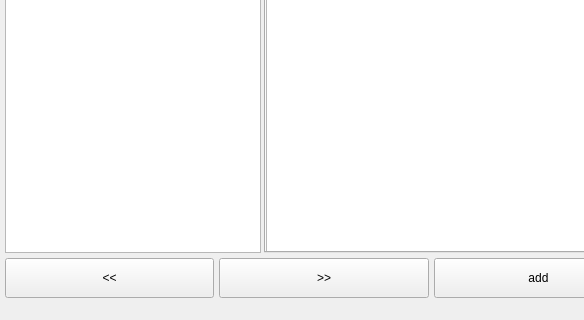
First picture: the form in mainwindow.ui, repository artemsmolyak/books, before the edit; both pictures show x 0 to 584 and y 335 to 655 of the 1077 by 655 pixel window.
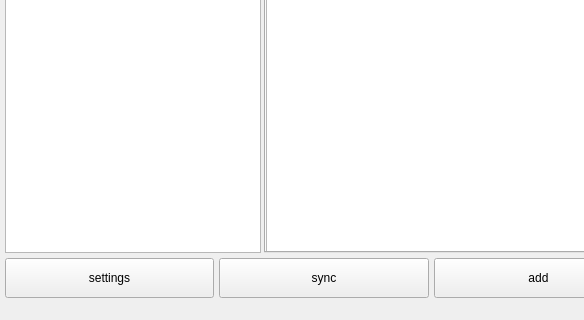
Second picture: the form after the edit. The open tabs and pages were chosen to show the change. Icons and pictures are not drawn. Custom widgets are drawn as their Qt base class.

Diff of the .ui file:
```diff
--- a/mainwindow.ui
+++ b/mainwindow.ui
@@ -282,7 +282,7 @@
          </size>
         </property>
         <property name="text">
-         <string>&lt;&lt;</string>
+         <string>settings</string>
         </property>
        </widget>
       </item>
@@ -295,7 +295,7 @@
          </size>
         </property>
         <property name="text">
-         <string>&gt;&gt;</string>
+         <string>sync</string>
         </property>
        </widget>
       </item>
```
Left out of the diff: 10 changed lines with no effect on the pictures.
